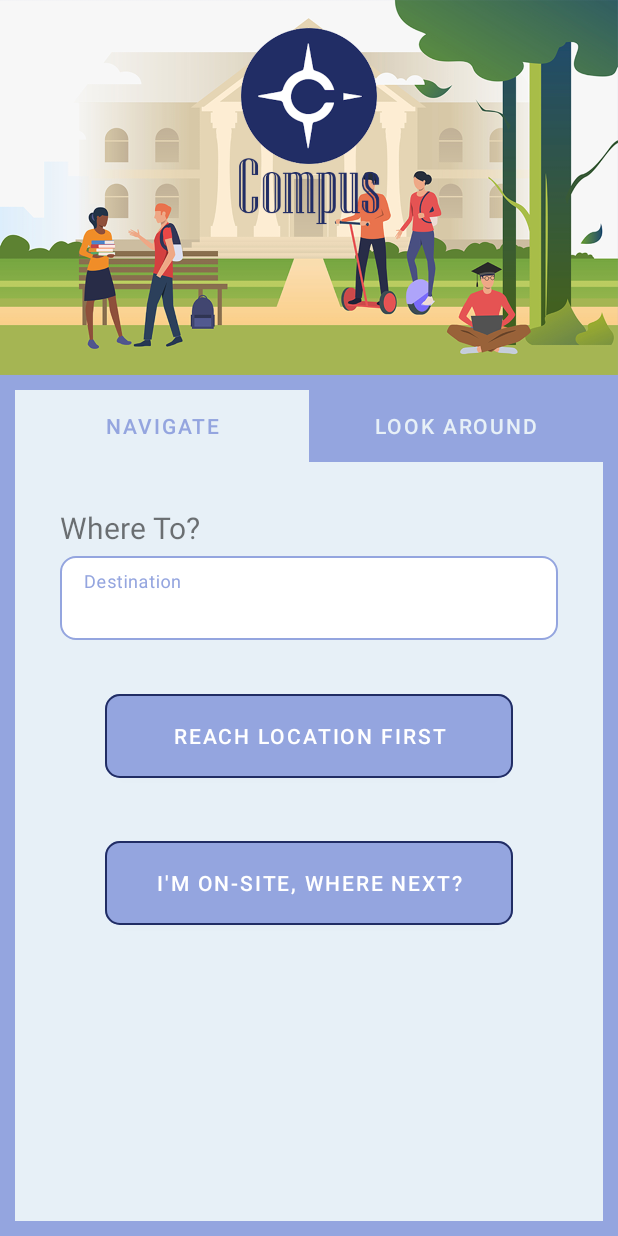
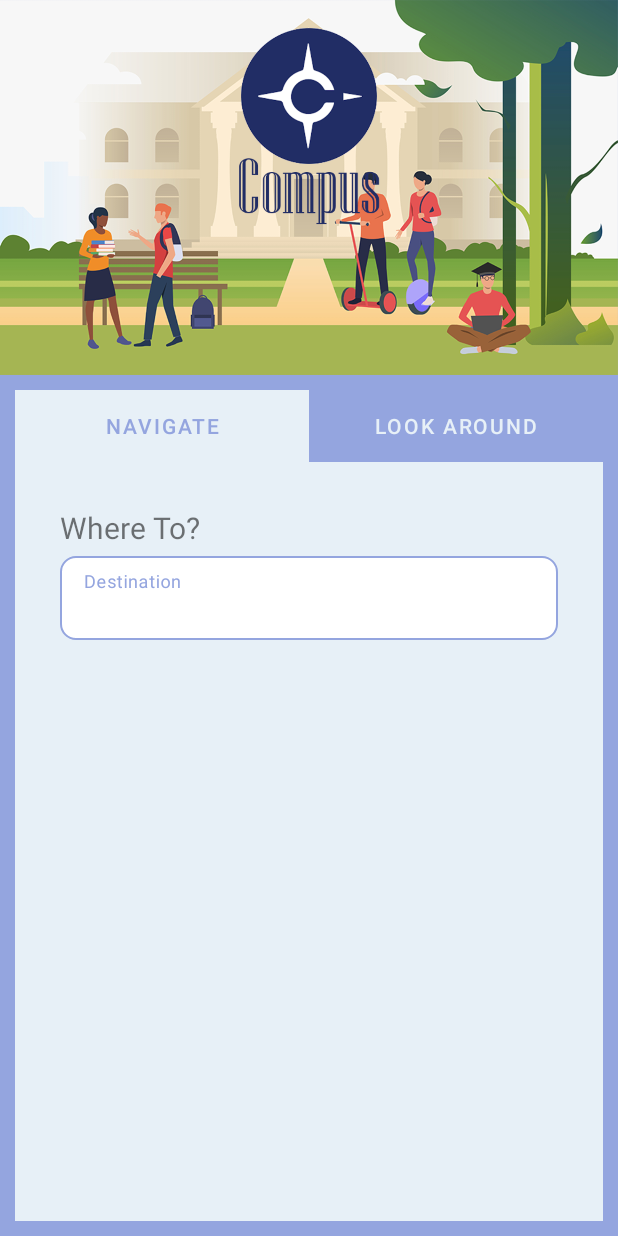
Before and after one commit to liranbr/2022B_MobileDevProject, an Android app: the screen it shows after launch (MainActivity), on a phone screen of 412 x 824 dp. Run offline under Robolectric (Android 15) with nearby library versions, the phone set to English and light mode, and no system bars.

```diff
--- a/app/src/main/java/com/example/mobiledevproject/MainActivity.java
+++ b/app/src/main/java/com/example/mobiledevproject/MainActivity.java
@@ -2,6 +2,7 @@ package com.example.mobiledevproject;
 
 import android.os.Bundle;
 
+import com.google.android.material.button.MaterialButtonToggleGroup;
 import com.google.android.material.floatingactionbutton.FloatingActionButton;
 import com.google.android.material.snackbar.Snackbar;
 import com.google.android.material.tabs.TabLayout;
@@ -12,19 +13,47 @@ import androidx.appcompat.app.AppCompatActivity;
 import android.view.Menu;
 import android.view.MenuItem;
 import android.view.View;
+import android.widget.Button;
+import android.widget.TextView;
 
 import com.example.mobiledevproject.ui.main.SectionsPagerAdapter;
 //import com.example.mobiledevproject.databinding.ActivityMainBinding;
 
 public class MainActivity extends AppCompatActivity {
 
+    enum modes {
+        NAVIGATION,
+        LOOKAROUND
+    }
 //    private ActivityMainBinding binding;
+    TextView MenuText;
+    Button reachLocationBTN;
+    Button onSiteBTN;
+    MaterialButtonToggleGroup toggleGroup;
+    int currentMode = modes.NAVIGATION.ordinal(); // default mode is navigation
 
     @Override
     protected void onCreate(Bundle savedInstanceState) {
         super.onCreate(savedInstanceState);
         setContentView(R.layout.activity_homepage);
+        findviews();
+        reachLocationBTN.setEnabled(false);
+        onSiteBTN.setEnabled(false);
 
+        reachLocationBTN.setVisibility(View.INVISIBLE);
+        onSiteBTN.setVisibility(View.INVISIBLE);
+
+        toggleGroup.addOnButtonCheckedListener((MaterialButtonToggleGroup group, int checkedId, boolean isChecked)-> {
+                if (isChecked) {
+                    if(checkedId == R.id.button1) {
+                        currentMode = modes.NAVIGATION.ordinal();
+                        MenuText.setText("Where To?");
+                    } else if(checkedId == R.id.button2) {
+                        currentMode = modes.LOOKAROUND.ordinal();
+                        MenuText.setText("Look Where?");
+                    }
+                }
+        });
 
         /* // Instantiate tabs and viewpager
         binding = ActivityMainBinding.inflate(getLayoutInflater());
@@ -37,4 +66,12 @@ public class MainActivity extends AppCompatActivity {
         tabs.setupWithViewPager(viewPager);
         */
     }
+
+    void findviews()
+    {
+        MenuText = findViewById(R.id.textView2);
+        toggleGroup = findViewById(R.id.toggleButton);
+        reachLocationBTN = findViewById(R.id.reach_location);
+        onSiteBTN = findViewById(R.id.im_at_location);
+    }
 }
```
